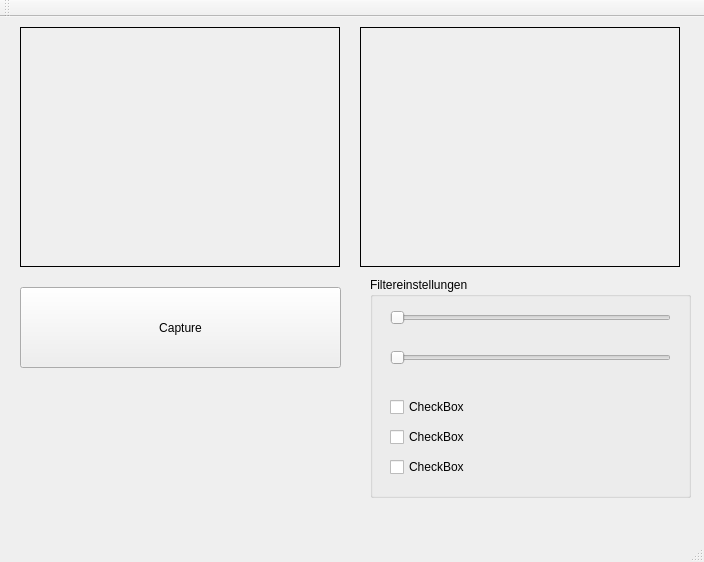
The window that SoundTable/control.ui (Jenswoltering/SoundTable) describes before a commit, drawn with Qt 5.
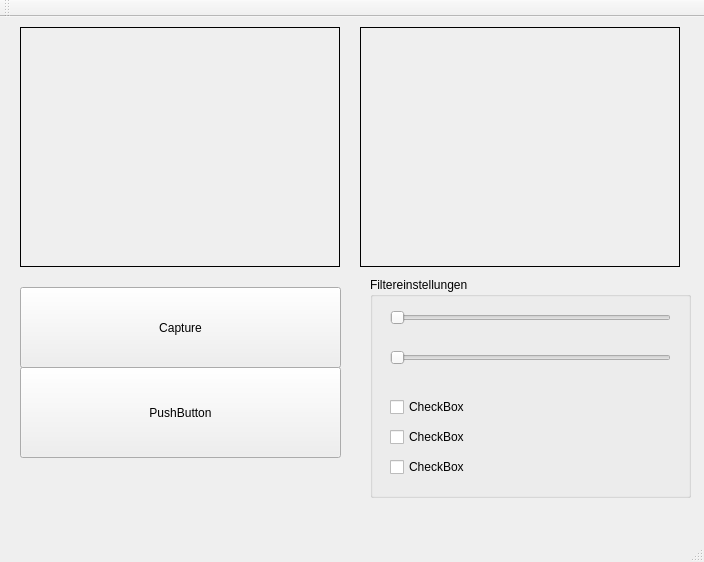
The same window after the commit. Custom widgets are drawn as their Qt base class.

The edit to the form file:
```diff
--- a/SoundTable/control.ui
+++ b/SoundTable/control.ui
@@ -149,6 +149,19 @@
      </property>
     </widget>
    </widget>
+   <widget class="QPushButton" name="pushButton">
+    <property name="geometry">
+     <rect>
+      <x>20</x>
+      <y>350</y>
+      <width>321</width>
+      <height>91</height>
+     </rect>
+    </property>
+    <property name="text">
+     <string>PushButton</string>
+    </property>
+   </widget>
   </widget>
   <widget class="QMenuBar" name="menuBar">
    <property name="geometry">
```
